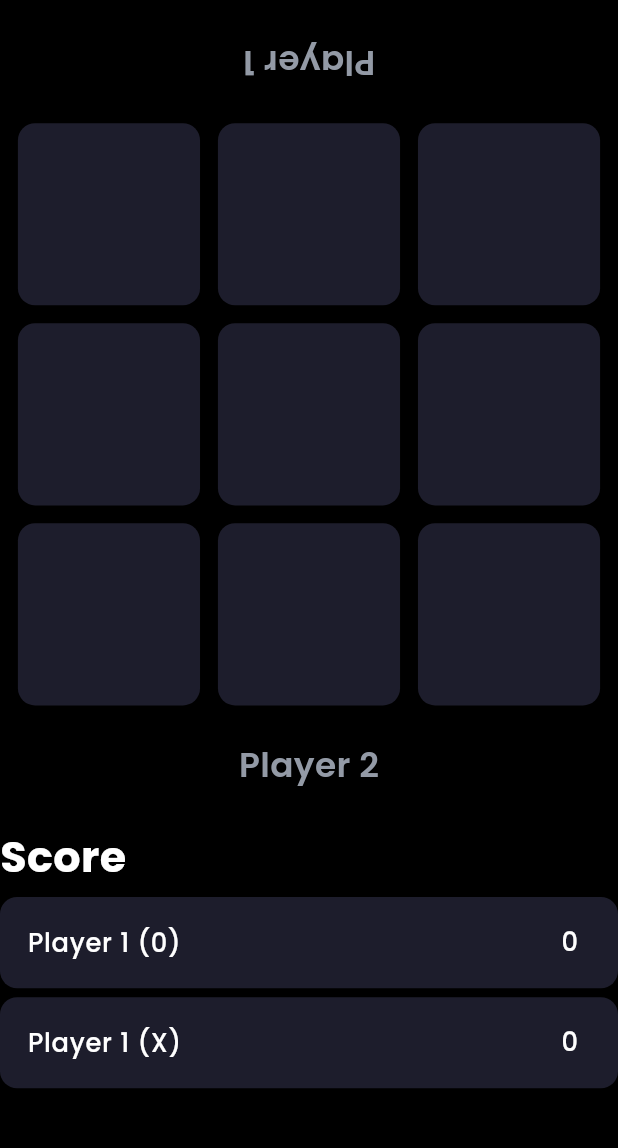
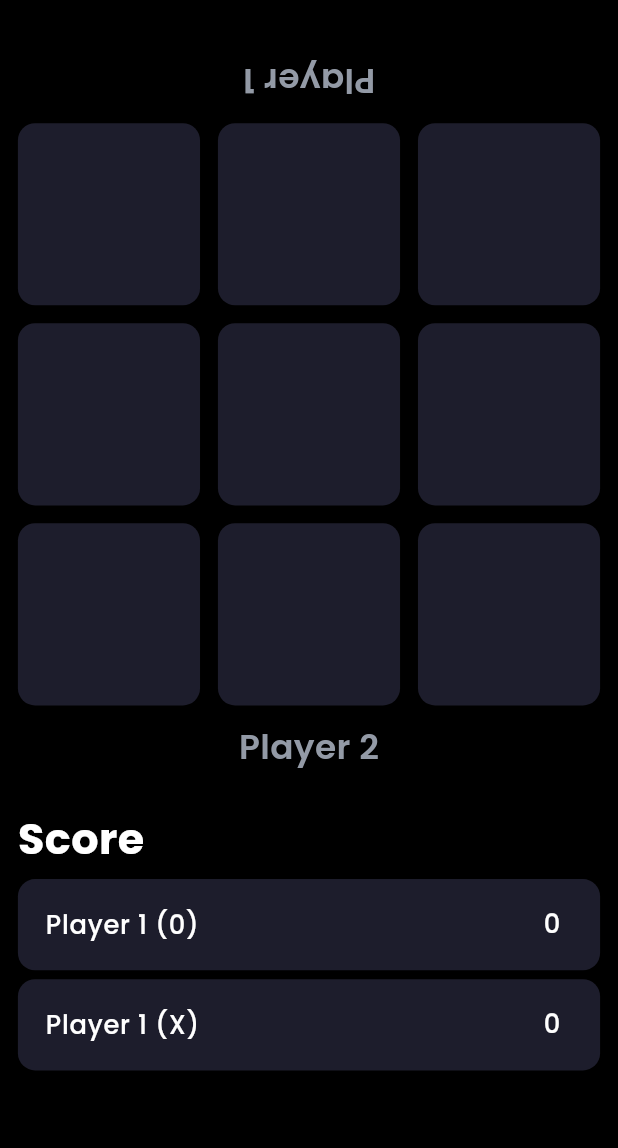
Before and after one commit to abhijeet-v-salunkhe/tic_tac_toe, a Flutter app: the screen it shows after launch, on a phone screen of 412 x 824 dp, the part 64-1212 px from its top. Run offline on Flutter 3.47's test engine with Material 3 defaults, Android fonts, the phone set to English and light mode, and no system bars; our stand-ins replace flutter_screenutil, get.

Commit message:
Fix : Minor padding fix

```diff
--- a/lib/features/home_screen/helper_widget/tic_tac_toe_widget.dart
+++ b/lib/features/home_screen/helper_widget/tic_tac_toe_widget.dart
@@ -20,6 +20,7 @@ class TicTacToeWidget extends StatelessWidget {
   @override
   Widget build(BuildContext context) {
     return SingleChildScrollView(
+      padding: EdgeInsets.all(10.h),
       child: Column(
         spacing: 10.h,
         mainAxisAlignment: MainAxisAlignment.center,
@@ -50,7 +51,6 @@ class TicTacToeWidget extends StatelessWidget {
           ),
           GridView.builder(
             shrinkWrap: true,
-            padding: EdgeInsetsGeometry.all(10.h),
             itemCount: 9,
             gridDelegate: SliverGridDelegateWithFixedCrossAxisCount(
               crossAxisCount: 3,
```
